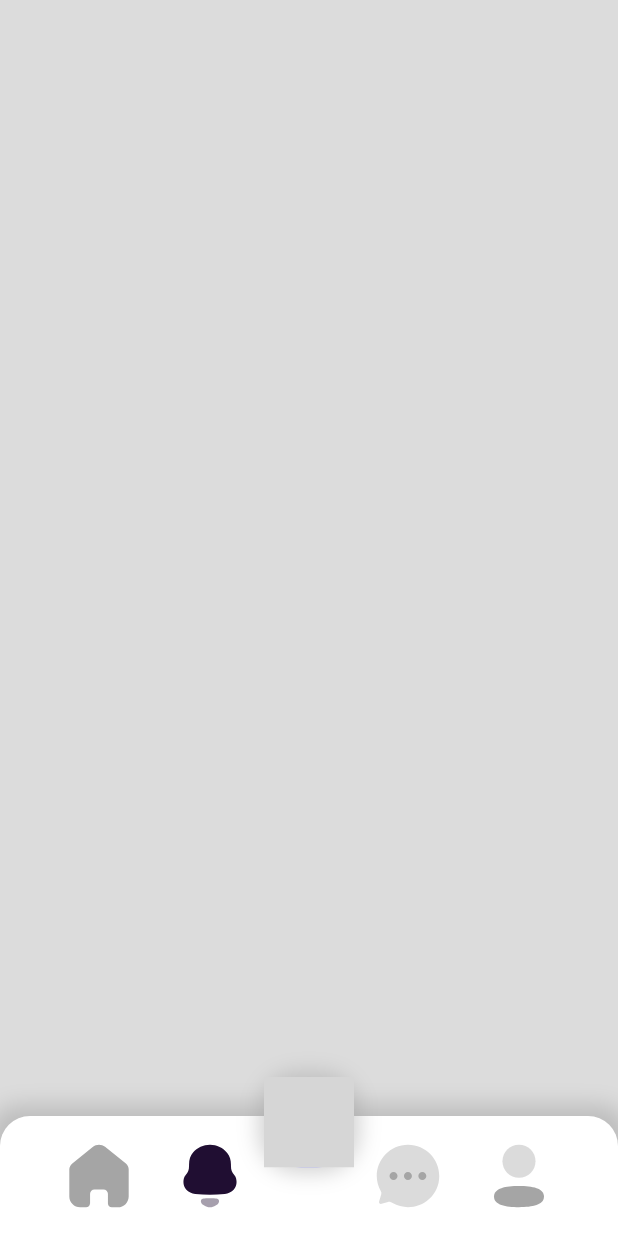
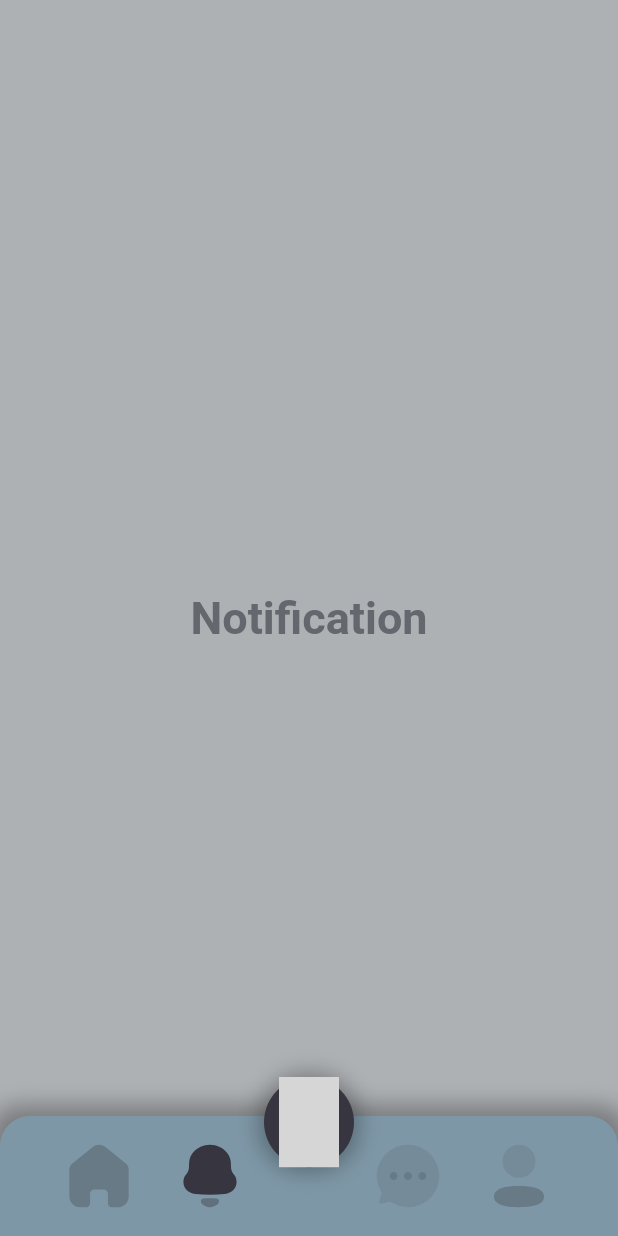
Before and after one commit to matanboas/social-network-dati, a Flutter app: the screen it shows after launch, after a tap on an icon or button, on a phone screen of 412 x 824 dp. Run offline on Flutter 3.47's test engine with Material 2 defaults, Android fonts, the phone set to English and light mode, and no system bars; drawn by our look-alikes of rive; our stand-ins replace firebase_auth, firebase_core, flutter_svg, hexcolor; accounts and stored records are empty; grey boxes are pictures that could not be loaded.

Commit message:
added colors and add options in button press

```diff
--- a/analysis_options.yaml
+++ b/analysis_options.yaml
@@ -22,6 +22,7 @@ linter:
   # `// ignore_for_file: name_of_lint` syntax on the line or in the file
   # producing the lint.
   rules:
+    prefer_const_constructors : false
     # avoid_print: false  # Uncomment to disable the `avoid_print` rule
     # prefer_single_quotes: true  # Uncomment to enable the `prefer_single_quotes` rule
 
--- a/lib/NavBar.dart
+++ /dev/null
@@ -1,197 +0,0 @@
-// ignore_for_file: prefer_const_constructors
-import 'package:flutter_svg/flutter_svg.dart';
-import 'package:rive/rive.dart';
-import 'package:hexcolor/hexcolor.dart';
-import 'package:flutter/material.dart';
-
-class AddButton extends StatefulWidget {
-  const AddButton({Key? key}) : super(key: key);
-
-  @override
-  _AddButtonState createState() => _AddButtonState();
-}
-
-class _AddButtonState extends State<AddButton> {
-  SMITrigger? _pressed;
-
-  void _onRiveInit(Artboard artboard) {
-    final controller =
-        StateMachineController.fromArtboard(artboard, 'State Machine 1');
-    artboard.addController(controller!);
-    _pressed = controller.findInput<bool>('tap') as SMITrigger;
-  }
-
-  void _onPress() => _pressed?.fire();
-
-  @override
-  Widget build(BuildContext context) {
-    return Container(
-      width: 60,
-      height: 60,
-      decoration: BoxDecoration(
-        borderRadius: BorderRadius.circular(25),
-        color: HexColor("#7C83FD"),
-        boxShadow: [
-          BoxShadow(
-            color: Colors.grey.withOpacity(0.5),
-            spreadRadius: 3,
-            blurRadius: 12,
-            offset: Offset(0, 0),
-          ),
-        ],
-      ),
-      child: Material(
-        child: InkWell(
-          onTap: () {
-            _onPress();
-          },
-          customBorder: RoundedRectangleBorder(
-            borderRadius: BorderRadius.circular(25),
-          ),
-          child: Center(
-              child: RiveAnimation.asset(
-            'assets/rotate.riv',
-            onInit: _onRiveInit,
-          )),
-        ),
-        color: Colors.transparent,
-      ),
-    );
-  }
-}
-
-class NavBar extends StatefulWidget {
-  const NavBar({Key? key}) : super(key: key);
-
-  @override
-  _NavBarState createState() => _NavBarState();
-}
-
-class _NavBarState extends State<NavBar> {
-  List<bool> enabledList = [true, false, false, false];
-
-  void _changeActive(int selected) => {
-        for (int i = 0; i < enabledList.length; i++)
-          {
-            i != selected
-                ? {enabledList[i] = false, print("false")}
-                : {enabledList[i] = true, print("true")}
-          }
-      };
-
-  @override
-  Widget build(BuildContext context) {
-    return Stack(children: [
-      Align(
-        alignment: Alignment.bottomCenter,
-        child: Container(
-          width: double.infinity,
-          height: 80,
-          child: Row(
-            mainAxisAlignment: MainAxisAlignment.spaceAround,
-            children: [
-              Row(
-                mainAxisAlignment: MainAxisAlignment.spaceEvenly,
-                children: [
-                  Center(
-                    child: Padding(
-                      padding: const EdgeInsets.all(12.0),
-                      child: InkWell(
-                        onTap: () {
-                          _changeActive(0);
-                          setState(() {});
-                        },
-                        child: SvgPicture.asset(
-                          'assets/homeIcon.svg',
-                          semanticsLabel: 'Home logo',
-                          color: enabledList[0]
-                              ? HexColor('#200E32')
-                              : HexColor('#A5A5A5'),
-                        ),
-                      ),
-                    ),
-                  ),
-                  Center(
-                    child: Padding(
-                      padding: const EdgeInsets.all(12.0),
-                      child: InkWell(
-                        onTap: () {
-                          _changeActive(1);
-                          setState(() {});
-                        },
-                        child: SvgPicture.asset(
-                          'assets/notfIcon.svg',
-                          semanticsLabel: 'Notafication logo',
-                          color: enabledList[1]
-                              ? HexColor('#200E32')
-                              : HexColor('#A5A5A5'),
-                        ),
-                      ),
-                    ),
-                  ),
-                ],
-              ),
-              Row(
-                mainAxisAlignment: MainAxisAlignment.spaceEvenly,
-                children: [
-                  Center(
-                    child: Padding(
-                      padding: const EdgeInsets.all(12.0),
-                      child: InkWell(
-                        onTap: () {
-                          _changeActive(2);
-                          setState(() {});
-                        },
-                        child: SvgPicture.asset(
-                          'assets/textIcon.svg',
-                          semanticsLabel: 'Text logo',
-                          color: enabledList[2]
-                              ? HexColor('#200E32')
-                              : HexColor('#A5A5A5'),
-                        ),
-                      ),
-                    ),
-                  ),
-                  Center(
-                    child: Padding(
-                      padding: const EdgeInsets.all(12.0),
-                      child: InkWell(
-                        onTap: () {
-                          _changeActive(3);
-                          setState(() {});
-                        },
-                        child: SvgPicture.asset(
-                          'assets/accountIcon.svg',
-                          semanticsLabel: 'Account logo',
-                          color: enabledList[3]
-                              ? HexColor('#200E32')
-                              : HexColor('#A5A5A5'),
-                        ),
-                      ),
-                    ),
-                  ),
-                ],
-              ),
-            ],
-          ),
-          decoration: BoxDecoration(
-            color: Colors.white,
-            borderRadius: BorderRadius.only(
-              topRight: Radius.circular(20),
-              topLeft: Radius.circular(20),
-            ),
-            boxShadow: [
-              BoxShadow(
-                color: Colors.grey.withOpacity(0.5),
-                spreadRadius: 7,
-                blurRadius: 12,
-                offset: Offset(0, 0), // changes position of shadow
-              ),
-            ],
-          ),
-        ),
-      ),
-      Align(alignment: Alignment(0, 0.88), child: AddButton()),
-    ]);
-  }
-}
--- a/lib/main.dart
+++ b/lib/main.dart
@@ -1,11 +1,20 @@
 // ignore_for_file: prefer_const_constructors
+import 'package:flutter/material.dart';
+import 'package:firebase_core/firebase_core.dart';
 import 'package:hexcolor/hexcolor.dart';
-import 'package:flutter_svg/flutter_svg.dart';
-import 'NavBar.dart';
-import 'package:flutter/material.dart';
+import 'firebase_options.dart';
+import 'widgets/navbar.dart';
 
-void main() {
-  runApp(const MyApp());
+// colors: Green: #B6F7C1, Grey: #63686E, Blue: 7E97A6, Black: #373640
+
+Future<void> main() async {
+  WidgetsFlutterBinding.ensureInitialized();
+
+  await Firebase.initializeApp(
+    options: DefaultFirebaseOptions.currentPlatform,
+  );
+
+  runApp(MyApp());
 }
 
 class MyApp extends StatelessWidget {
@@ -13,16 +22,62 @@ class MyApp extends StatelessWidget {
 
   @override
   Widget build(BuildContext context) {
-    return MaterialApp(
+    return const MaterialApp(
       debugShowCheckedModeBanner: false,
-      title: "Social",
-      home: Scaffold(
-        backgroundColor: HexColor("#DCDCDC"),
-        body: Stack(
-          children: const [
-            NavBar(),
-          ],
-        ),
+      home: MyStatefulWidget(),
+    );
+  }
+}
+
+class MyStatefulWidget extends StatefulWidget {
+  const MyStatefulWidget({Key? key}) : super(key: key);
+
+  @override
+  State<MyStatefulWidget> createState() => _MyStatefulWidgetState();
+}
+
+class _MyStatefulWidgetState extends State<MyStatefulWidget> {
+  int _selectedIndex = 0;
+  static TextStyle optionStyle = TextStyle(
+      fontSize: 30, fontWeight: FontWeight.bold, color: HexColor('#63686E'));
+  final List<Widget> _widgetOptions = <Widget>[
+    Text(
+      'Home',
+      style: optionStyle,
+    ),
+    Text(
+      'Notification',
+      style: optionStyle,
+    ),
+    Text(
+      'Messages',
+      style: optionStyle,
+    ),
+    Text(
+      'Account',
+      style: optionStyle,
+    ),
+  ];
+
+  void _changePage(int index) {
+    setState(() {
+      _selectedIndex = index;
+    });
+  }
+
+  @override
+  Widget build(BuildContext context) {
+    return Scaffold(
+      body: Stack(
+        children: [
+          Container(
+              color: HexColor('#63686E').withOpacity(0.5),
+              child: Center(child: _widgetOptions.elementAt(_selectedIndex))),
+          Align(
+            child: NavBar(changePage: _changePage),
+            alignment: Alignment.bottomCenter,
+          ),
+        ],
       ),
     );
   }
--- /dev/null
+++ b/lib/utils/hero_dialog_route.dart
@@ -0,0 +1,54 @@
+import 'package:flutter/material.dart';
+
+class HeroDialogRoute<T> extends PageRoute<T> {
+  HeroDialogRoute(
+      {required WidgetBuilder builder,
+      RouteSettings? settings,
+      bool fullscreenDialog = false})
+      : _builder = builder,
+        super(settings: settings, fullscreenDialog: fullscreenDialog);
+
+  final WidgetBuilder _builder;
+
+  @override
+  bool get opaque => false;
+
+  @override
+  bool get barrierDismissible => true;
+
+  @override
+  Duration get transitionDuration => const Duration(milliseconds: 250);
+
+  @override
+  bool get maintainState => true;
+
+  @override
+  Color get barrierColor => Colors.black.withOpacity(0.3);
+
+  @override
+  Widget buildTransitions(BuildContext context, Animation<double> animation,
+      Animation<double> secondaryAnimation, Widget child) {
+    return SlideTransition(
+      position: Tween<Offset>(
+        begin: const Offset(0.0, 0.1),
+        end: Offset.zero,
+      ).animate(animation),
+      child: SlideTransition(
+        position: Tween<Offset>(
+          begin: const Offset(0.0, 0),
+          end: const Offset(0.0, 1),
+        ).animate(secondaryAnimation),
+        child: FadeTransition(opacity: animation, child: child),
+      ),
+    );
+  }
+
+  @override
+  Widget buildPage(BuildContext context, Animation<double> animation,
+      Animation<double> secondaryAnimation) {
+    return _builder(context);
+  }
+
+  @override
+  String get barrierLabel => 'Popup add options open';
+}
--- /dev/null
+++ b/lib/widgets/add_button.dart
@@ -0,0 +1,98 @@
+// ignore_for_file: prefer_const_constructors
+import 'package:flutter/material.dart';
+import 'package:rive/rive.dart';
+import 'package:hexcolor/hexcolor.dart';
+import 'add_option_list.dart';
+import '../utils/hero_dialog_route.dart';
+
+class EmptyToList extends StatefulWidget {
+  final void Function(dynamic) toContaxt;
+  const EmptyToList({Key? key, required this.toContaxt}) : super(key: key);
+
+  @override
+  State<EmptyToList> createState() => _EmptyToListState();
+}
+
+class _EmptyToListState extends State<EmptyToList> {
+  @override
+  Widget build(BuildContext context) {
+    widget.toContaxt(context);
+    return Container();
+  }
+}
+
+class AddButton extends StatefulWidget {
+  const AddButton({Key? key}) : super(key: key);
+
+  @override
+  _AddButtonState createState() => _AddButtonState();
+}
+
+class _AddButtonState extends State<AddButton> {
+  SMIBool? _pressed;
+  dynamic _context;
+
+  void _setContext(toContext) => {_context = toContext};
+
+  void _changeToList(context) => {
+        Navigator.of(context).push(HeroDialogRoute(builder: (context) {
+          return Options(
+            unPress: _unPress,
+          );
+        }))
+      };
+
+  void _onRiveInit(Artboard artboard) {
+    final controller = StateMachineController.fromArtboard(artboard, 'state');
+    artboard.addController(controller!);
+    _pressed = controller.findInput<bool>('on') as SMIBool;
+  }
+
+  void _unPress() => {_pressed?.change(!_pressed!.value)};
+
+  void _onPress() =>
+      {_pressed?.change(!_pressed!.value), _changeToList(_context)};
+
+  @override
+  Widget build(BuildContext context) {
+    return Container(
+      width: 60,
+      height: 60,
+      decoration: BoxDecoration(
+        borderRadius: BorderRadius.circular(30),
+        color: HexColor("#373640"),
+        boxShadow: [
+          BoxShadow(
+            color: Colors.black.withOpacity(0.3),
+            spreadRadius: 3,
+            blurRadius: 12,
+            offset: Offset(0, 0),
+          ),
+        ],
+      ),
+      child: Material(
+        child: InkWell(
+          onTap: () {
+            _onPress();
+          },
+          customBorder: RoundedRectangleBorder(
+            borderRadius: BorderRadius.circular(25),
+          ),
+          child: Stack(children: [
+            EmptyToList(toContaxt: _setContext),
+            Center(
+                child: SizedBox(
+              width: 40,
+              child: RiveAnimation.asset(
+                'assets/animations/rotate-plus.riv',
+                onInit: _onRiveInit,
+                stateMachines: const ['state'],
+              ),
+            )),
+          ]),
+        ),
+        color: Colors.transparent,
+      ),
+    );
+  }
+}
--- /dev/null
+++ b/lib/widgets/navbar.dart
@@ -0,0 +1,137 @@
+// ignore_for_file: prefer_const_constructors
+import 'package:flutter/material.dart';
+import 'package:hexcolor/hexcolor.dart';
+import 'package:flutter_svg/flutter_svg.dart';
+import 'add_button.dart';
+
+class NavBar extends StatefulWidget {
+  final void Function(int) changePage;
+  const NavBar({Key? key, required this.changePage}) : super(key: key);
+
+  @override
+  _NavBarState createState() => _NavBarState();
+}
+
+class _NavBarState extends State<NavBar> with TickerProviderStateMixin {
+  List<bool> enabledList = [true, false, false, false];
+
+  void _changeActive(int selected) => {
+        setState(() {
+          for (int i = 0; i < enabledList.length; i++) {
+            i != selected ? {enabledList[i] = false} : {enabledList[i] = true};
+            widget.changePage(selected);
+          }
+        })
+      };
+
+  @override
+  Widget build(BuildContext context) {
+    return Stack(children: [
+      Align(
+        alignment: Alignment.bottomCenter,
+        child: Container(
+          width: double.infinity,
+          height: 80,
+          child: Row(
+            mainAxisAlignment: MainAxisAlignment.spaceAround,
+            children: [
+              Row(
+                mainAxisAlignment: MainAxisAlignment.spaceEvenly,
+                children: [
+                  Icon(
+                    changeActive: _changeActive,
+                    icon: 'assets/icons/homeIcon.svg',
+                    iconNum: 0,
+                    enabledList: enabledList,
+                  ),
+                  Icon(
+                    changeActive: _changeActive,
+                    icon: 'assets/icons/notfIcon.svg',
+                    iconNum: 1,
+                    enabledList: enabledList,
+                  )
+                ],
+              ),
+              Row(
+                mainAxisAlignment: MainAxisAlignment.spaceEvenly,
+                children: [
+                  Icon(
+                    changeActive: _changeActive,
+                    icon: 'assets/icons/textIcon.svg',
+                    iconNum: 2,
+                    enabledList: enabledList,
+                  ),
+                  Icon(
+                    changeActive: _changeActive,
+                    icon: 'assets/icons/accountIcon.svg',
+                    iconNum: 3,
+                    enabledList: enabledList,
+                  )
+                ],
+              ),
+            ],
+          ),
+          decoration: BoxDecoration(
+            color: HexColor('7E97A6'),
+            borderRadius: BorderRadius.only(
+              topRight: Radius.circular(20),
+              topLeft: Radius.circular(20),
+            ),
+            boxShadow: [
+              BoxShadow(
+                color: Colors.black.withOpacity(0.3),
+                spreadRadius: 7,
+                blurRadius: 12,
+                offset: Offset(0, 0), // changes position of shadow
+              ),
+            ],
+          ),
+        ),
+      ),
+      Align(alignment: Alignment(0, 0.88), child: AddButton())
+    ]);
+  }
+}
+
+class Icon extends StatefulWidget {
+  final String icon;
+  final int iconNum;
+  final void Function(int) changeActive;
+  final List<bool> enabledList;
+
+  const Icon(
+      {Key? key,
+      required this.icon,
+      required this.changeActive,
+      required this.iconNum,
+      required this.enabledList})
+      : super(key: key);
+
+  @override
+  State<Icon> createState() => _IconState();
+}
+
+class _IconState extends State<Icon> {
+  @override
+  Widget build(BuildContext context) {
+    return Center(
+      child: Padding(
+        padding: const EdgeInsets.all(12.0),
+        child: InkWell(
+          onTap: () {
+            setState(() {
+              widget.changeActive(widget.iconNum);
+            });
+          },
+          child: SvgPicture.asset(
+            widget.icon,
+            semanticsLabel: 'navbar icon',
+            color: widget.enabledList[widget.iconNum]
+                ? HexColor('#373640')
+                : HexColor('#373640').withOpacity(0.3),
+          ),
+        ),
+      ),
+    );
+  }
+}
```
Also changed, not shown: lib/login.dart (added, +33 -0 lines), lib/widgets/add_option_list.dart (added, +32 -0 lines), pubspec.yaml (+12 -71 lines), assets/icons/accountIcon.svg (added), assets/icons/homeIcon.svg (added), assets/icons/notfIcon.svg (added), assets/icons/textIcon.svg (added), lib/firebase_options.dart (added), pubspec.lock, 7 other files.
